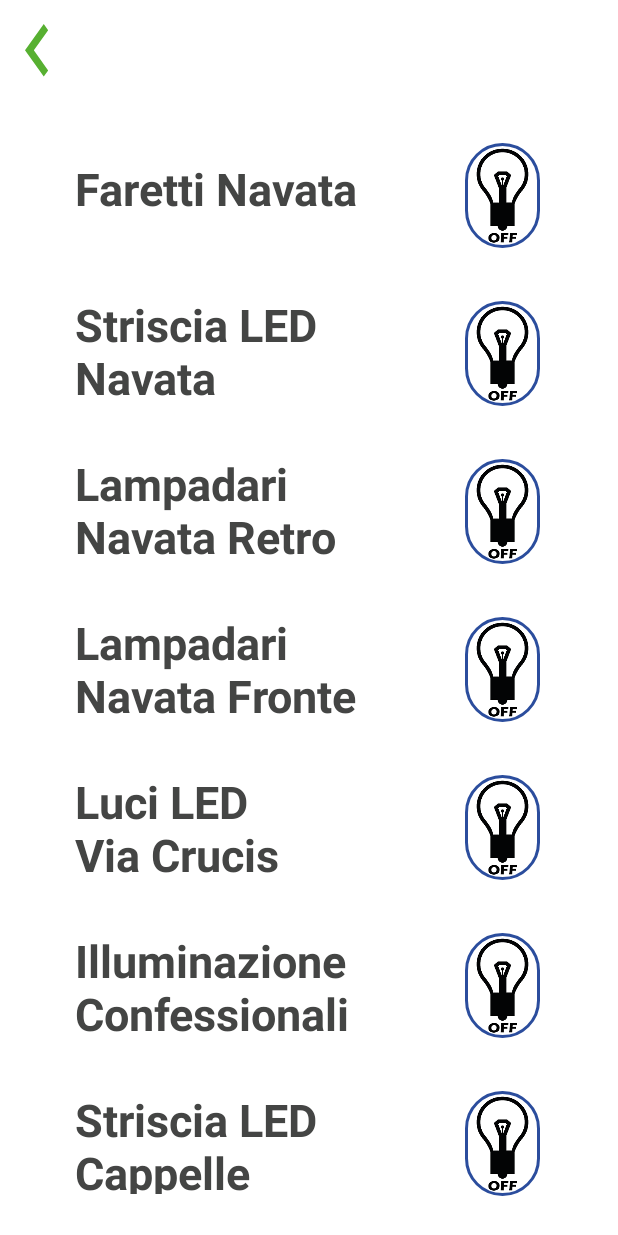
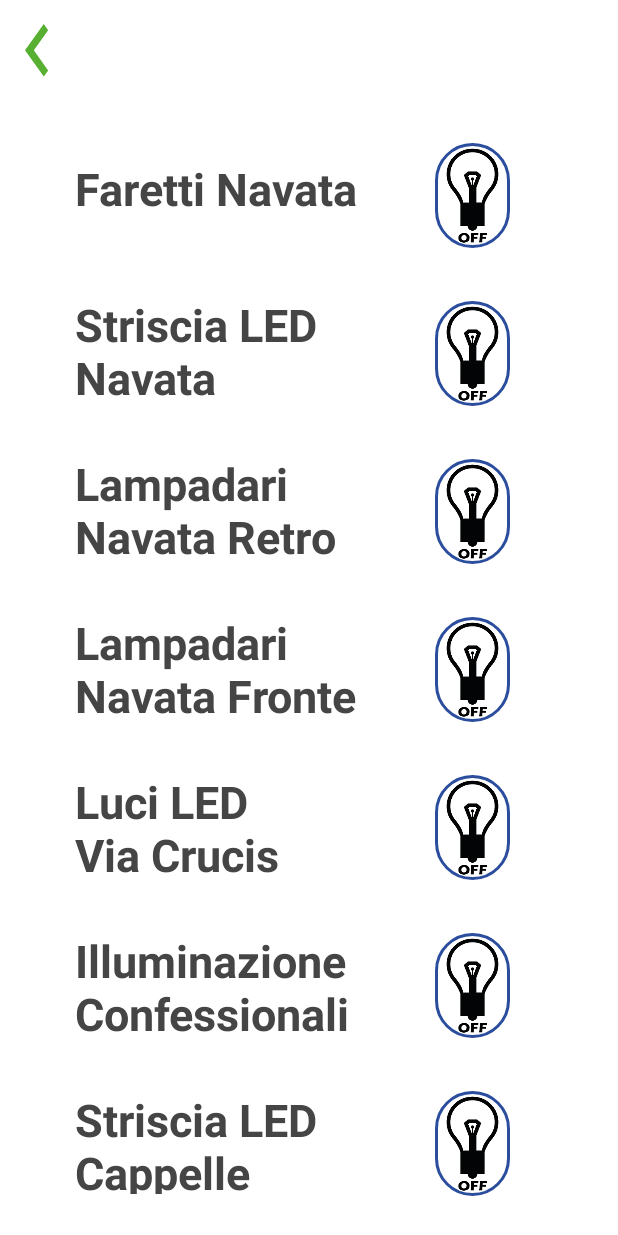
Before and after one commit to simonebenzi/ChiesaGaggiola, an Android app: the LightsActivity screen opened directly, with no data from a screen before it, on a phone screen of 412 x 824 dp. Run offline under Robolectric (Android 15) with nearby library versions, the phone set to English and light mode, and no system bars; our stand-ins replace Volley; network calls fail.

Commit message:
Ottimizzata posizione ImageButton in lights.xml (activity della gestione delle sigole luci)

```diff
--- a/AppChiesa/app/src/main/res/layout/lights.xml
+++ b/AppChiesa/app/src/main/res/layout/lights.xml
@@ -39,7 +39,7 @@
                 android:id="@+id/ibCH4"
                 android:layout_width="50dp"
                 android:layout_height="70dp"
-                android:layout_marginLeft="60dp"
+                android:layout_marginLeft="40dp"
                 android:layout_marginTop="25dp"
                 android:layout_toEndOf="@+id/tvCH4"
                 android:background="@drawable/rounded_button_sfondo_bianco"
@@ -62,7 +62,7 @@
                 android:id="@+id/ibCH5"
                 android:layout_width="50dp"
                 android:layout_height="70dp"
-                android:layout_marginLeft="60dp"
+                android:layout_marginLeft="40dp"
                 android:layout_marginTop="35dp"
                 android:layout_toEndOf="@+id/tvCH5"
                 android:layout_below="@+id/ibCH4"
@@ -86,7 +86,7 @@
                 android:id="@+id/ibCH6a"
                 android:layout_width="50dp"
                 android:layout_height="70dp"
-                android:layout_marginLeft="60dp"
+                android:layout_marginLeft="40dp"
                 android:layout_marginTop="35dp"
                 android:layout_toEndOf="@+id/tvCH6a"
                 android:layout_below="@+id/ibCH5"
@@ -110,7 +110,7 @@
                 android:id="@+id/ibCH6b"
                 android:layout_width="50dp"
                 android:layout_height="70dp"
-                android:layout_marginLeft="60dp"
+                android:layout_marginLeft="40dp"
                 android:layout_marginTop="35dp"
                 android:layout_toEndOf="@+id/tvCH6b"
                 android:layout_below="@+id/ibCH6a"
@@ -134,7 +134,7 @@
                 android:id="@+id/ibCH7"
                 android:layout_width="50dp"
                 android:layout_height="70dp"
-                android:layout_marginLeft="60dp"
+                android:layout_marginLeft="40dp"
                 android:layout_marginTop="35dp"
                 android:layout_toEndOf="@+id/tvCH7"
                 android:layout_below="@+id/ibCH6b"
@@ -158,7 +158,7 @@
                 android:id="@+id/ibCH8"
                 android:layout_width="50dp"
                 android:layout_height="70dp"
-                android:layout_marginLeft="60dp"
+                android:layout_marginLeft="40dp"
                 android:layout_marginTop="35dp"
                 android:layout_toEndOf="@+id/tvCH8"
                 android:layout_below="@+id/ibCH7"
@@ -182,7 +182,7 @@
                 android:id="@+id/ibCH9"
                 android:layout_width="50dp"
                 android:layout_height="70dp"
-                android:layout_marginLeft="60dp"
+                android:layout_marginLeft="40dp"
                 android:layout_marginTop="35dp"
                 android:layout_toEndOf="@+id/tvCH9"
                 android:layout_below="@+id/ibCH8"
@@ -206,7 +206,7 @@
                 android:id="@+id/ibCH10"
                 android:layout_width="50dp"
                 android:layout_height="70dp"
-                android:layout_marginLeft="60dp"
+                android:layout_marginLeft="40dp"
                 android:layout_marginTop="35dp"
                 android:layout_toEndOf="@+id/tvCH10"
                 android:layout_below="@+id/ibCH9"
@@ -230,7 +230,7 @@
                 android:id="@+id/ibCH11"
                 android:layout_width="50dp"
                 android:layout_height="70dp"
-                android:layout_marginLeft="60dp"
+                android:layout_marginLeft="40dp"
                 android:layout_marginTop="35dp"
                 android:layout_toEndOf="@+id/tvCH11"
                 android:layout_below="@+id/ibCH10"
@@ -254,7 +254,7 @@
                 android:id="@+id/ibCH12a"
                 android:layout_width="50dp"
                 android:layout_height="70dp"
-                android:layout_marginLeft="60dp"
+                android:layout_marginLeft="40dp"
                 android:layout_marginTop="35dp"
                 android:layout_toEndOf="@+id/tvCH12a"
                 android:layout_below="@+id/ibCH11"
@@ -278,7 +278,7 @@
                 android:id="@+id/ibCH12b"
                 android:layout_width="50dp"
                 android:layout_height="70dp"
-                android:layout_marginLeft="60dp"
+                android:layout_marginLeft="40dp"
                 android:layout_marginTop="35dp"
                 android:layout_toEndOf="@+id/tvCH12b"
                 android:layout_below="@+id/ibCH12a"
@@ -302,7 +302,7 @@
                 android:id="@+id/ibCH13"
                 android:layout_width="50dp"
                 android:layout_height="70dp"
-                android:layout_marginLeft="60dp"
+                android:layout_marginLeft="40dp"
                 android:layout_marginTop="35dp"
                 android:layout_toEndOf="@+id/tvCH13"
                 android:layout_below="@+id/ibCH12b"
@@ -326,7 +326,7 @@
                 android:id="@+id/ibCH14"
                 android:layout_width="50dp"
                 android:layout_height="70dp"
-                android:layout_marginLeft="60dp"
+                android:layout_marginLeft="40dp"
                 android:layout_marginTop="35dp"
                 android:layout_toEndOf="@+id/tvCH14"
                 android:layout_below="@+id/ibCH13"
@@ -350,7 +350,7 @@
                 android:id="@+id/ibCH15"
                 android:layout_width="50dp"
                 android:layout_height="70dp"
-                android:layout_marginLeft="60dp"
+                android:layout_marginLeft="40dp"
                 android:layout_marginTop="35dp"
                 android:layout_toEndOf="@+id/tvCH15"
                 android:layout_below="@+id/ibCH14"
```
